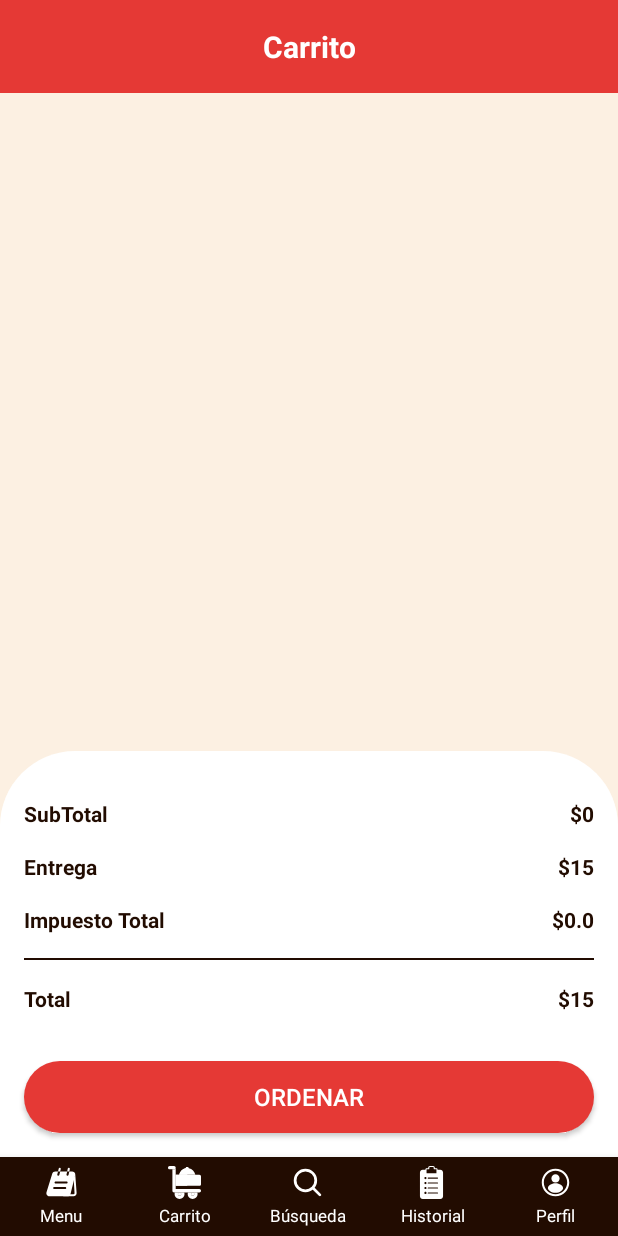
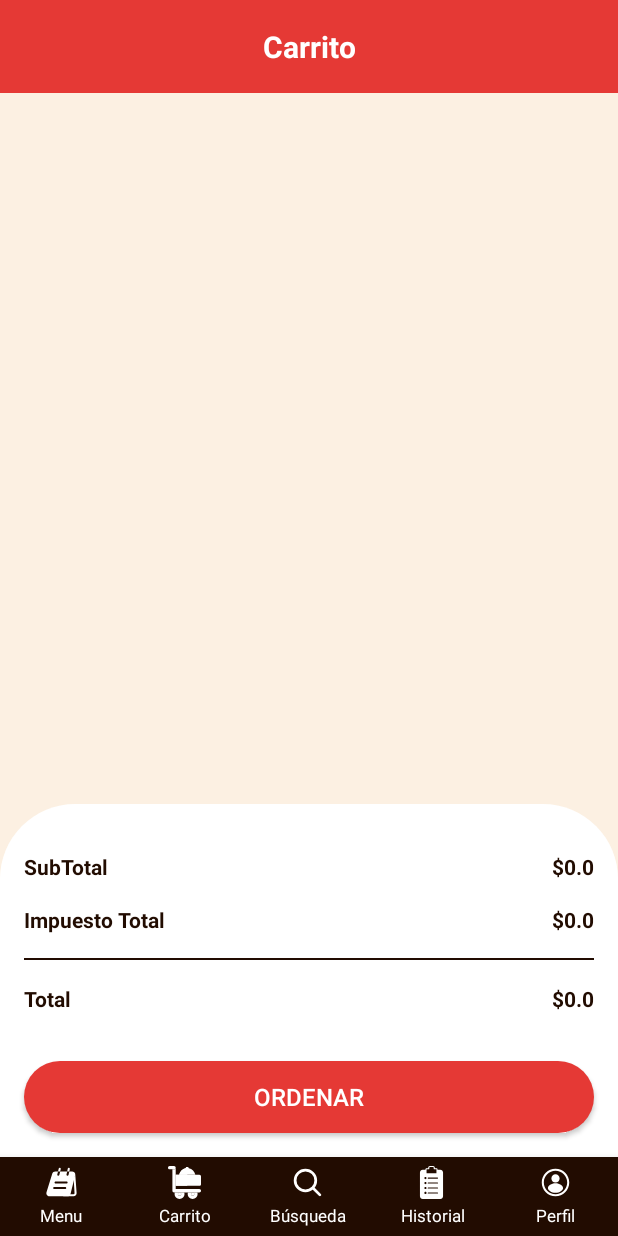
Before and after one commit to Cristhian-Villigua/restaurant_appMovil, an Android app: the fragment CartFragment placed in its activity, on a phone screen of 412 x 824 dp. Run offline under Robolectric (Android 15) with nearby library versions, the phone set to English and light mode, and no system bars; our stand-ins replace CircleImageView, Firebase (no records; nobody signed in at launch, a user with empty details on screens opened directly); pictures from the network do not load; 1 statement that could not run was skipped.

Commit message:
modificacion del codigo y arrgelo del fragment_cart.xml

```diff
--- a/app/src/main/java/com/example/project_mobileapplicacion/auth/LoginActivity.kt
+++ b/app/src/main/java/com/example/project_mobileapplicacion/auth/LoginActivity.kt
@@ -70,8 +70,8 @@ class LoginActivity : AppCompatActivity() {
         val adminUser = hashMapOf(
             "name" to "Admin",
             "lastname" to "Admin",
-            "birthday" to "1990-01-01",
-            "phone" to "123456789",
+            "birthday" to "01/01/2000",
+            "phone" to "1234567890",
             "email" to "admin@admin.com",
             "password" to "admin123",
             "role" to "Administrador"
@@ -80,8 +80,8 @@ class LoginActivity : AppCompatActivity() {
         val cocineroUser = hashMapOf(
             "name" to "Cocinero",
             "lastname" to "Cocinero",
-            "birthday" to "1995-02-01",
-            "phone" to "987654321",
+            "birthday" to "01/01/20001",
+            "phone" to "9876543210",
             "email" to "cocinero@example.com",
             "password" to "cocinero123",
             "role" to "Cocinero"
@@ -90,8 +90,8 @@ class LoginActivity : AppCompatActivity() {
         val meseroUser = hashMapOf(
             "name" to "Mesero",
             "lastname" to "Mesero",
-            "birthday" to "1992-05-15",
-            "phone" to "555123456",
+            "birthday" to "01/01/2000",
+            "phone" to "5551234560",
             "email" to "mesero@example.com",
             "password" to "mesero123",
             "role" to "Mesero"
--- a/app/src/main/java/com/example/project_mobileapplicacion/user/CartFragment.kt
+++ b/app/src/main/java/com/example/project_mobileapplicacion/user/CartFragment.kt
@@ -115,16 +115,18 @@ class CartFragment : Fragment() {
 
     private fun calculateCart() {
         val percentTax = 0.02
-        val delivery = 15
-        tax = Math.round((managementCart.getTotalFee() * percentTax) * 100) / 100.0
-        val total = Math.round((managementCart.getTotalFee() + tax + delivery) * 100) / 100
-        val itemTotal = Math.round(managementCart.getTotalFee() * 100) / 100
+        tax = (managementCart.getTotalFee() * percentTax)
+        val total = managementCart.getTotalFee() + tax
+        val itemTotal = managementCart.getTotalFee()
+
+        val roundedTax = Math.round(tax * 100) / 100.0
+        val roundedTotal = Math.round(total * 100) / 100.0
+        val roundedItemTotal = Math.round(itemTotal * 100) / 100.0
 
         binding.apply {
-            txtTotalFee.text = "$$itemTotal"
-            txtTotalTax.text = "$$tax"
-            txtDelivery.text = "$$delivery"
-            txtTotal.text = "$$total"
+            txtTotalFee.text = "$$roundedItemTotal"
+            txtTotalTax.text = "$$roundedTax"
+            txtTotal.text = "$$roundedTotal"
         }
     }
     override fun onResume() {
--- a/app/src/main/res/layout/fragment_cart.xml
+++ b/app/src/main/res/layout/fragment_cart.xml
@@ -62,7 +62,7 @@
                 android:layout_width="wrap_content"
                 android:layout_height="wrap_content"
                 android:layout_marginTop="16dp"
-                android:text="@string/Delivery"
+                android:text="@string/Total_Tax"
                 android:textColor="@color/darkBrown"
                 android:textStyle="bold"
                 app:layout_constraintStart_toStartOf="parent"
@@ -78,16 +78,6 @@
                 app:layout_constraintStart_toStartOf="parent"
                 app:layout_constraintTop_toTopOf="parent" />
 
-            <TextView
-                android:id="@+id/textView5"
-                android:layout_width="wrap_content"
-                android:layout_height="wrap_content"
-                android:layout_marginTop="16dp"
-                android:text="@string/Total_Tax"
-                android:textColor="@color/darkBrown"
-                android:textStyle="bold"
-                app:layout_constraintStart_toStartOf="parent"
-                app:layout_constraintTop_toBottomOf="@+id/textView3" />
 
             <TextView
                 android:id="@+id/txtTotalFee"
@@ -100,7 +90,7 @@
                 app:layout_constraintTop_toTopOf="parent" />
 
             <TextView
-                android:id="@+id/txtDelivery"
+                android:id="@+id/txtTotalTax"
                 android:layout_width="wrap_content"
                 android:layout_height="wrap_content"
                 android:layout_marginTop="16dp"
@@ -110,16 +100,6 @@
                 app:layout_constraintEnd_toEndOf="parent"
                 app:layout_constraintTop_toBottomOf="@+id/txtTotalFee" />
 
-            <TextView
-                android:id="@+id/txtTotalTax"
-                android:layout_width="wrap_content"
-                android:layout_height="wrap_content"
-                android:layout_marginTop="16dp"
-                android:text="@string/Pay"
-                android:textColor="@color/darkBrown"
-                android:textStyle="bold"
-                app:layout_constraintEnd_toEndOf="parent"
-                app:layout_constraintTop_toBottomOf="@+id/txtDelivery" />
 
             <View
                 android:id="@+id/view3"
@@ -129,7 +109,7 @@
                 android:background="@color/darkBrown"
                 app:layout_constraintEnd_toEndOf="parent"
                 app:layout_constraintStart_toStartOf="parent"
-                app:layout_constraintTop_toBottomOf="@+id/textView5" />
+                app:layout_constraintTop_toBottomOf="@+id/textView3" />
 
             <TextView
                 android:id="@+id/plusEachItem"
```
